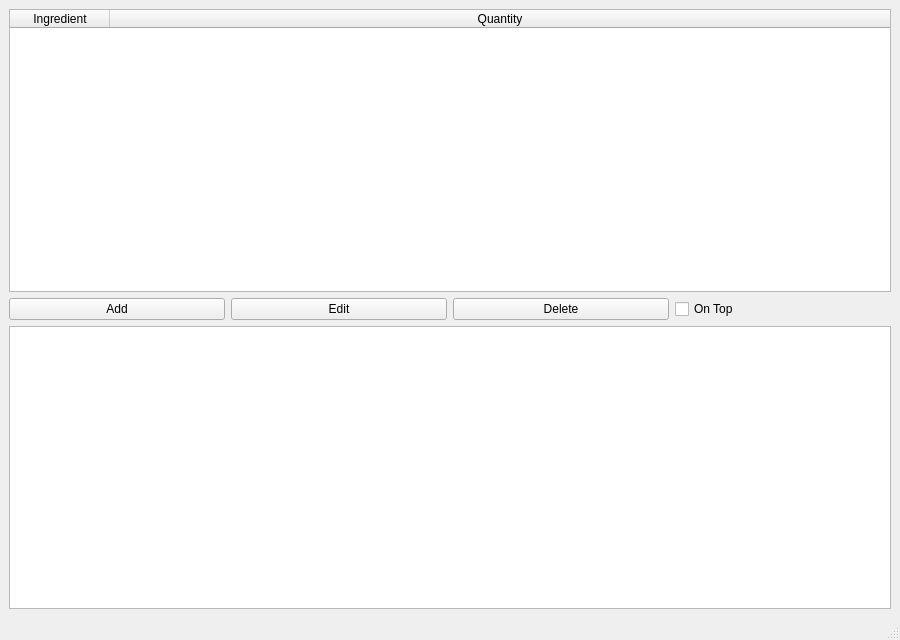
Qt form mainwindow.ui (shamcke/Nutrition) before a commit.
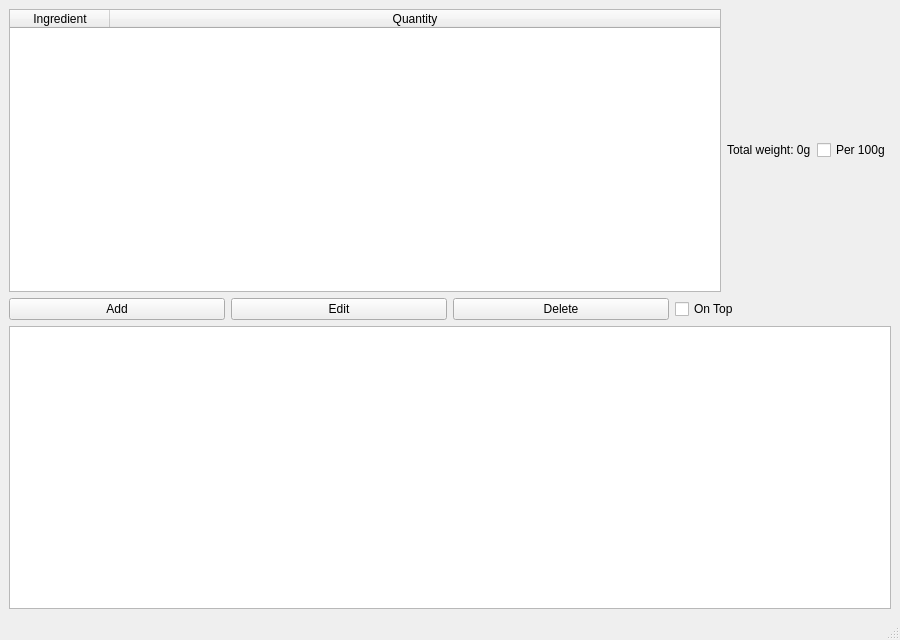
The same form after that commit.

Commit message: Relative nutrition values

What changed in the file:
```diff
--- a/mainwindow.ui
+++ b/mainwindow.ui
@@ -47,7 +47,29 @@
        </widget>
       </item>
       <item>
-       <layout class="QFormLayout" name="nutritionTable"/>
+       <layout class="QVBoxLayout" name="verticalLayout_2">
+        <item>
+         <layout class="QFormLayout" name="nutritionTable"/>
+        </item>
+        <item>
+         <layout class="QHBoxLayout" name="horizontalLayout">
+          <item>
+           <widget class="QLabel" name="labelWeight">
+            <property name="text">
+             <string>Total weight: 0g</string>
+            </property>
+           </widget>
+          </item>
+          <item>
+           <widget class="QCheckBox" name="checkBoxRelative">
+            <property name="text">
+             <string>Per 100g</string>
+            </property>
+           </widget>
+          </item>
+         </layout>
+        </item>
+       </layout>
       </item>
      </layout>
     </item>
```
Left out of the diff: 2 changed lines with no effect on the pictures. The commit also changes 4 other files.
